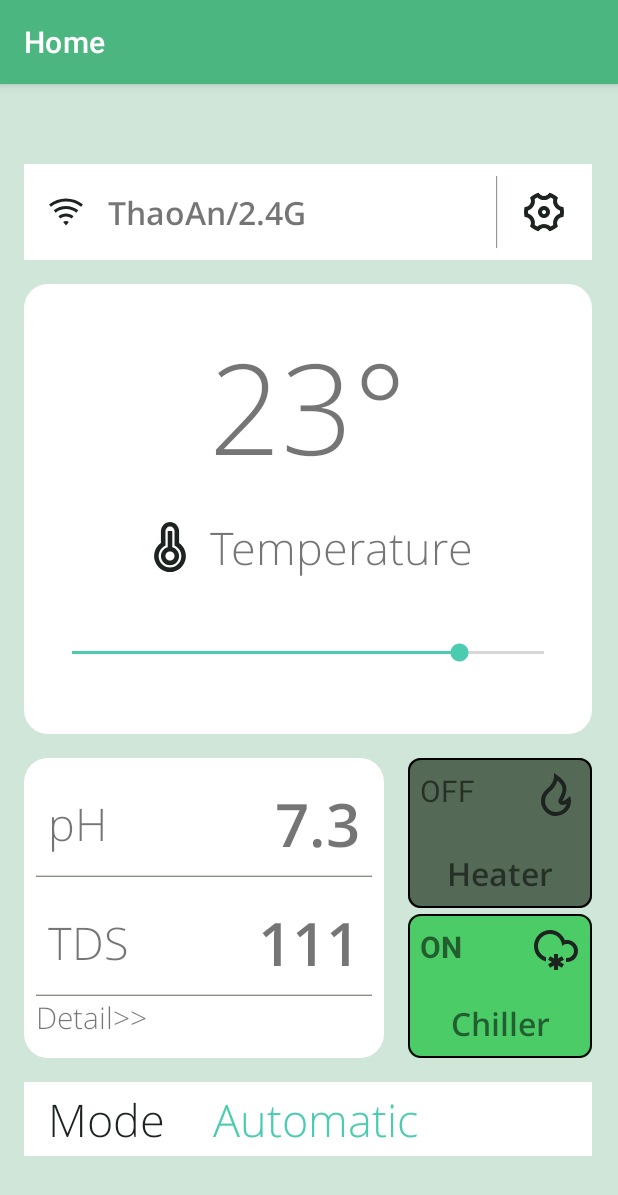
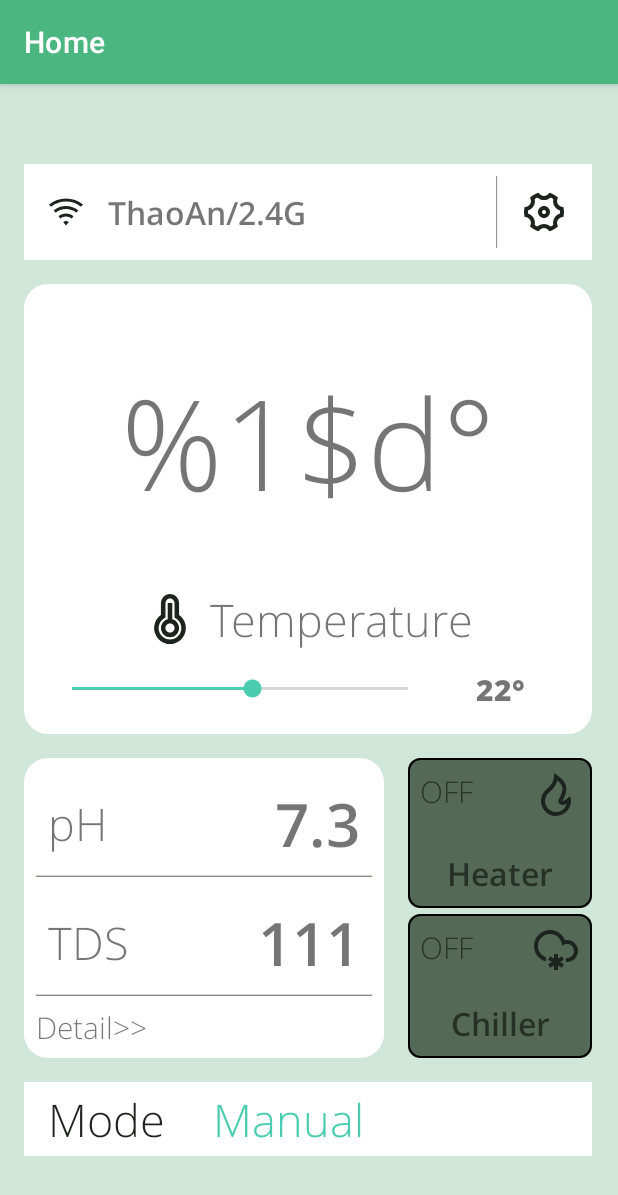
Before and after one commit to datcamap/DummyApp, an Android app: the screen it shows after launch (MainActivity), on a phone screen of 412 x 824 dp. Shown: the top 1195 px of the screen. Run offline under Robolectric (Android 15) with nearby library versions, the phone set to English and light mode, and no system bars.

```diff
--- a/app/src/main/AndroidManifest.xml
+++ b/app/src/main/AndroidManifest.xml
@@ -1,6 +1,8 @@
 <?xml version="1.0" encoding="utf-8"?>
 <manifest xmlns:android="http://schemas.android.com/apk/res/android"
     xmlns:tools="http://schemas.android.com/tools">
+
+    <uses-permission android:name="android.permission.INTERNET" />
 
     <application
         android:allowBackup="true"
--- a/app/src/main/java/com/example/dummyapp/MainActivity.java
+++ b/app/src/main/java/com/example/dummyapp/MainActivity.java
@@ -1,11 +1,6 @@
 package com.example.dummyapp;
 
-import androidx.appcompat.app.AppCompatActivity;
-import androidx.appcompat.content.res.AppCompatResources;
-import androidx.constraintlayout.widget.ConstraintLayout;
-
 import android.content.Intent;
-import android.graphics.Typeface;
 import android.os.Bundle;
 import android.util.Log;
 import android.view.View;
@@ -15,17 +10,37 @@ import android.widget.SeekBar;
 import android.widget.TextView;
 import android.widget.Toast;
 
+import androidx.annotation.NonNull;
+import androidx.appcompat.app.AppCompatActivity;
+import androidx.appcompat.content.res.AppCompatResources;
+import androidx.constraintlayout.widget.ConstraintLayout;
+import androidx.core.content.res.ResourcesCompat;
+
+import com.example.dummyapp.data.model.AquaAnswersResponse;
+import com.example.dummyapp.data.remote.ApiUtils;
+import com.example.dummyapp.data.remote.AquaService;
+
+import retrofit2.Call;
+import retrofit2.Callback;
+import retrofit2.Response;
+
 public class MainActivity extends AppCompatActivity implements View.OnClickListener{
 
-    boolean onHeat = true;
+    int minTemper = 15;
+    boolean onHeat = false;
     boolean onChill = false;
     boolean onAuto = false;
+    int desiredTemper = 22;
+    public AquaService mService;
 
     @Override
     protected void onCreate(Bundle savedInstanceState) {
         super.onCreate(savedInstanceState);
         setContentView(R.layout.activity_main);
         setTitle("Home");
+
+        mService = ApiUtils.getAquaService();
+        loadAnswers();
 
         ImageButton settingButt= findViewById(R.id.buttonSetting);
         settingButt.setOnClickListener(this);
@@ -40,16 +55,20 @@ public class MainActivity extends AppCompatActivity implements View.OnClickListe
         SeekBar yourSeekBar= findViewById(R.id.seekBar2);
         yourSeekBar.setOnSeekBarChangeListener(new seekHandler());
 
+        yourSeekBar.setProgress(desiredTemper-minTemper);
+        String temper = getString(R.string.symbolDegree,desiredTemper);
+        ((TextView)findViewById(R.id.desiredTemperature)).setText(temper);
+
         heatButtHandler();
         chillButtHandler();
+        autoButtHandler();
     }
 
     @Override
     public void onClick(View v) {
-        ImageButton settingButt= findViewById(R.id.buttonSetting);
         switch (v.getId()) {
             case R.id.buttonSetting:
-                settingButt.setEnabled(false);
+                loadAnswers();
                 break;
             case R.id.buttonDetail:
                 Toast.makeText(this,"Clicked",Toast.LENGTH_LONG).show();
@@ -57,63 +76,86 @@ public class MainActivity extends AppCompatActivity implements View.OnClickListe
                 startActivity(i);
                 break;
             case R.id.buttonHeater:
+                if(onAuto) {
+                    Toast.makeText(this,"Auto is ON",Toast.LENGTH_SHORT).show();
+                }
+                else {
+                    onHeat = !onHeat;
+                }
                 heatButtHandler();
                 break;
             case R.id.buttonChiller:
+                if(onAuto) {
+                    Toast.makeText(this,"Auto is ON",Toast.LENGTH_SHORT).show();
+                }
+                else {
+                    onChill = !onChill;
+                }
                 chillButtHandler();
                 break;
             case R.id.buttonMode:
                 Toast.makeText(this,"Mode Changed",Toast.LENGTH_SHORT).show();
                 onAuto = !onAuto;
-                if (onAuto) {
-                    ((TextView) findViewById(R.id.modeState)).setText(R.string.autoMode);
-                }
-                else {
-                    ((TextView) findViewById(R.id.modeState)).setText(R.string.manuMode);
-                }
+                autoButtHandler();
                 break;
             default:
                 break;
         }
     }
 
-    public void heatButtHandler() {
+    public void loadAnswers() {
+        mService.getAnswers().enqueue(new Callback<AquaAnswersResponse>() {
+            @Override
+            public void onResponse(@NonNull Call<AquaAnswersResponse> call, @NonNull Response<AquaAnswersResponse> response) {
+                if(response.isSuccessful()) {
+                    Log.d("MainActivity", "posts loaded from API");
+                }else {
+                    int statusCode  = response.code();
+                    // handle request errors depending on status code
+                    Log.d("MainActivity", "Boo!");
+                }
+            }
+            @Override
+            public void onFailure(@NonNull Call<AquaAnswersResponse> call, @NonNull Throwable t) {
+                Log.d("MainActivity", "error loading from API");
+            }
+        });
+    }
+
+    public void autoButtHandler(){
         if(onAuto) {
-            Toast.makeText(this,"Auto is ON",Toast.LENGTH_SHORT).show();
+            ((TextView)findViewById(R.id.modeState)).setText(R.string.autoMode);
         }
         else {
-            onHeat = !onHeat;
+            ((TextView)findViewById(R.id.modeState)).setText(R.string.manuMode);
         }
+    }
+
+    public void heatButtHandler() {
         ConstraintLayout heatButt = findViewById(R.id.heatButtHolder);
         TextView txt = findViewById(R.id.heatOnIndicator);
         if(onHeat) {
             txt.setText(R.string.on);
             heatButt.setBackgroundTintList(AppCompatResources.getColorStateList(this,R.color.butt_oncolor));
-            txt.setTypeface(null, Typeface.BOLD);        }
+            txt.setTypeface(ResourcesCompat.getFont(this,R.font.open_sans_bold));        }
         else {
             txt.setText(R.string.off);
             heatButt.setBackgroundTintList(AppCompatResources.getColorStateList(this,R.color.butt_offcolor));
-            txt.setTypeface(null, Typeface.NORMAL);
+            txt.setTypeface(ResourcesCompat.getFont(this,R.font.open_sans_light));
         }
     }
 
     public void chillButtHandler() {
-        if(onAuto) {
-            Toast.makeText(this,"Auto is ON",Toast.LENGTH_SHORT).show();
-        }
-        else {
-            onChill = !onChill;
-        }
         ConstraintLayout heatButt = findViewById(R.id.chillButtHolder);
         TextView txt = findViewById(R.id.chillOnIndicator);
         if(onChill) {
             txt.setText(R.string.on);
             heatButt.setBackgroundTintList(AppCompatResources.getColorStateList(this,R.color.butt_oncolor));
-            txt.setTypeface(null, Typeface.BOLD);        }
+            txt.setTypeface(ResourcesCompat.getFont(this,R.font.open_sans_bold));        }
         else {
             txt.setText(R.string.off);
             heatButt.setBackgroundTintList(AppCompatResources.getColorStateList(this,R.color.butt_offcolor));
-            txt.setTypeface(null, Typeface.NORMAL);
+            txt.setTypeface(ResourcesCompat.getFont(this,R.font.open_sans_light));
         }
     }
 
@@ -121,15 +163,18 @@ public class MainActivity extends AppCompatActivity implements View.OnClickListe
 
         public void onProgressChanged(SeekBar seekBar, int progress,
                                       boolean fromUser) {
-            // Log the progress
-            Log.d("DEBUG", "Progress is: "+progress);
+            desiredTemper = minTemper + progress;
+            String temper = getString(R.string.symbolDegree,desiredTemper);
             //set textView's text
-            ((TextView)findViewById(R.id.temperValue)).setText(""+progress);
+            ((TextView)findViewById(R.id.desiredTemperature)).setText(temper);
         }
 
         public void onStartTrackingTouch(SeekBar seekBar) {}
 
-        public void onStopTrackingTouch(SeekBar seekBar) {}
+        public void onStopTrackingTouch(SeekBar seekBar) {
+            // Log the progress
+            Log.d("DEBUG", "Progress is: "+desiredTemper);
+        }
 
     }
 }
--- /dev/null
+++ b/app/src/main/java/com/example/dummyapp/data/remote/ApiUtils.java
@@ -0,0 +1,8 @@
+package com.example.dummyapp.data.remote;
+
+public class ApiUtils {
+    public static final String BASE_URL = "https://api.stackexchange.com/2.2/";
+    public static AquaService getAquaService() {
+        return RetrofitClient.getClient(BASE_URL).create(AquaService.class);
+    }
+}
--- /dev/null
+++ b/app/src/main/java/com/example/dummyapp/data/remote/AquaService.java
@@ -0,0 +1,15 @@
+package com.example.dummyapp.data.remote;
+
+
+import com.example.dummyapp.data.model.AquaAnswersResponse;
+
+import retrofit2.Call;
+import retrofit2.http.GET;
+import retrofit2.http.PATCH;
+
+public interface AquaService {
+    @GET("/answers?order=desc&sort=activity&site=stackoverflow")
+    Call<AquaAnswersResponse> getAnswers();
+    @PATCH("/devices/7")
+    Call<AquaAnswersResponse> patchRequest();
+}
--- /dev/null
+++ b/app/src/main/java/com/example/dummyapp/data/remote/RetrofitClient.java
@@ -0,0 +1,17 @@
+package com.example.dummyapp.data.remote;
+
+import retrofit2.Retrofit;
+import retrofit2.converter.gson.GsonConverterFactory;
+
+public class RetrofitClient {
+    private static Retrofit retrofit = null;
+    public static Retrofit getClient(String baseUrl) {
+        if (retrofit==null) {
+            retrofit = new Retrofit.Builder()
+                    .baseUrl(baseUrl)
+                    .addConverterFactory(GsonConverterFactory.create())
+                    .build();
+        }
+        return retrofit;
+    }
+}
--- a/app/src/main/res/layout/activity_main.xml
+++ b/app/src/main/res/layout/activity_main.xml
@@ -105,55 +105,37 @@
 
         <SeekBar
             android:id="@+id/seekBar2"
-            android:layout_width="0dp"
+            android:layout_width="256dp"
             android:layout_height="wrap_content"
-            android:max="28"
-            android:padding="32dp"
-            android:progress="23"
-            app:layout_constraintEnd_toEndOf="parent"
+            android:max="13"
+            android:padding="8dp"
+            android:progress="0"
             app:layout_constraintStart_toStartOf="parent"
             app:layout_constraintTop_toBottomOf="@+id/linearLayout2" />
 
-        <LinearLayout
-            android:id="@+id/linearLayout"
+        <TextView
+            android:id="@+id/temperValue"
             android:layout_width="wrap_content"
             android:layout_height="wrap_content"
-            android:layout_marginTop="8dp"
-            android:gravity="center"
-            android:orientation="horizontal"
+            android:layout_marginTop="32dp"
+            android:fontFamily="@font/open_sans_light"
+            android:text="@string/symbolDegree"
+            android:textSize="84sp"
             app:layout_constraintEnd_toEndOf="parent"
             app:layout_constraintStart_toStartOf="parent"
-            app:layout_constraintTop_toTopOf="parent">
-
-            <TextView
-                android:id="@+id/temperValue"
-                android:layout_width="wrap_content"
-                android:layout_height="wrap_content"
-                android:fontFamily="@font/open_sans_light"
-                android:text="@string/valueTemperature"
-                android:textSize="84sp" />
-
-            <TextView
-                android:id="@+id/degree"
-                android:layout_width="0dp"
-                android:layout_height="wrap_content"
-                android:layout_weight="1"
-                android:fontFamily="@font/open_sans_light"
-                android:text="@string/symbolDegree"
-                android:textSize="84sp" />
-        </LinearLayout>
+            app:layout_constraintTop_toTopOf="parent" />
 
         <LinearLayout
             android:id="@+id/linearLayout2"
             android:layout_width="wrap_content"
             android:layout_height="wrap_content"
-            android:layout_marginTop="8dp"
+            android:layout_marginTop="32dp"
             android:gravity="center"
             android:orientation="horizontal"
             android:padding="8dp"
             app:layout_constraintEnd_toEndOf="parent"
             app:layout_constraintStart_toStartOf="parent"
-            app:layout_constraintTop_toBottomOf="@+id/linearLayout">
+            app:layout_constraintTop_toBottomOf="@+id/temperValue">
 
             <ImageView
                 android:id="@+id/iconTemp"
@@ -172,6 +154,18 @@
                 android:text="@string/nameTemperature"
                 android:textSize="30sp" />
         </LinearLayout>
+
+        <TextView
+            android:id="@+id/desiredTemperature"
+            android:layout_width="wrap_content"
+            android:layout_height="wrap_content"
+            android:fontFamily="@font/open_sans_extrabold"
+            android:text="@string/symbolDegree"
+            android:textSize="20sp"
+            app:layout_constraintBottom_toBottomOf="@+id/seekBar2"
+            app:layout_constraintEnd_toEndOf="parent"
+            app:layout_constraintStart_toEndOf="@+id/seekBar2"
+            app:layout_constraintTop_toTopOf="@+id/seekBar2" />
 
     </androidx.constraintlayout.widget.ConstraintLayout>
 
@@ -332,6 +326,7 @@
                     android:layout_width="wrap_content"
                     android:layout_height="match_parent"
                     android:fontFamily="@font/open_sans_light"
+                    android:gravity="center"
                     android:text="@string/name_Detail"
                     android:textSize="20sp"
                     app:layout_constraintBottom_toBottomOf="parent"
@@ -389,7 +384,7 @@
                         android:id="@+id/heatOnIndicator"
                         android:layout_width="wrap_content"
                         android:layout_height="wrap_content"
-                        android:fontFamily="@font/open_sans_extrabold"
+                        android:fontFamily="@font/open_sans_bold"
                         android:text="@string/stateHeater"
                         android:textAllCaps="true"
                         android:textSize="20sp"
--- a/app/src/main/res/values/strings.xml
+++ b/app/src/main/res/values/strings.xml
@@ -23,7 +23,7 @@
     <string name="autoMode">Automatic</string>
     <string name="manuMode">Manual</string>
     <string name="valueTemperature">23</string>
-    <string name="symbolDegree">°</string>
+    <string name="symbolDegree">%1$d°</string>
     <string name="nameTemperature">Temperature</string>
     <string name="btn2">modeButt</string>
     <string name="on">ON</string>
```
Also changed, not shown: app/build.gradle (+10 -5 lines), app/src/main/java/com/example/dummyapp/data/model/AquaAnswersResponse.java (added, +19 -0 lines), app/src/main/java/com/example/dummyapp/data/model/Data.java (added, +97 -0 lines), app/src/main/java/com/example/dummyapp/data/model/Desired.java (added, +53 -0 lines), app/src/main/res/font/open_sans_bold.ttf (added).
